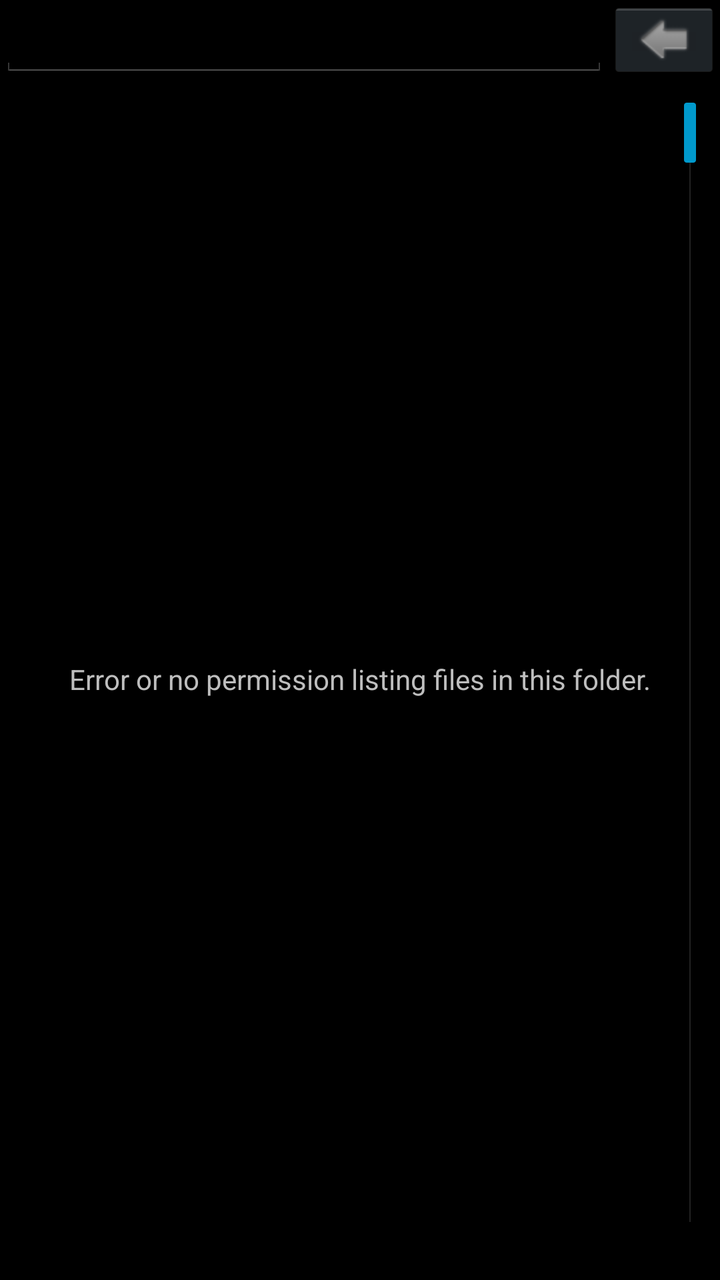
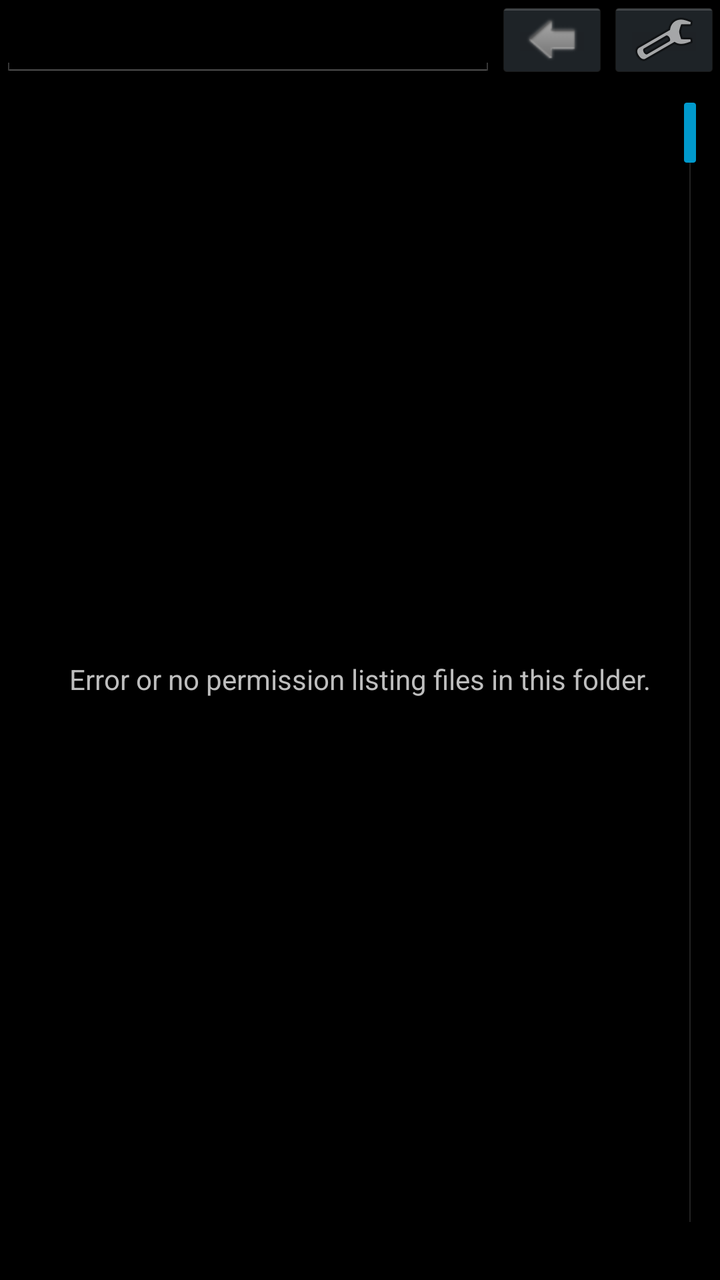

Two renders of the same Android screen: before a commit and after it. Below are the layout's source before the change and the commit's diff.
<!-- AndroidManifest.xml: application theme DarkTheme -->
<!-- res/layout/file_browser.xml -->
<?xml version="1.0" encoding="utf-8"?>
<LinearLayout android:orientation="vertical" android:layout_width="match_parent" android:layout_height="match_parent"
  xmlns:android="http://schemas.android.com/apk/res/android"
  android:fitsSystemWindows="true">
    <LinearLayout android:orientation="horizontal" android:layout_width="match_parent" android:layout_height="wrap_content">
        <EditText android:id="@id/path" android:layout_width="match_parent" android:layout_height="wrap_content" android:singleLine="true" android:layout_weight="1.0" android:inputType="text" android:imeOptions="actionGo" />
        <ImageButton android:id="@id/parent_dir" android:layout_width="wrap_content" android:layout_height="match_parent" android:src="@drawable/ic_btn_up_dir" android:layout_weight="0.0" />
    </LinearLayout>
    <FrameLayout android:layout_width="match_parent" android:layout_height="0.0dp" android:layout_weight="1.0">
        <ListView android:id="@android:id/list" android:layout_width="match_parent" android:layout_height="match_parent" android:textFilterEnabled="true" android:fastScrollEnabled="true" />
        <TextView android:gravity="center" android:id="@android:id/empty" android:layout_width="match_parent" android:layout_height="match_parent" android:text="@string/error_listing_files" />
    </FrameLayout>
</LinearLayout>
<!-- resources referenced by this layout -->
<resources>
  <!-- drawable ic_btn_up_dir: png bitmap (drawable-hdpi-v4, 1070 bytes) -->
  <string name="error_listing_files">Error or no permission listing files in this folder.</string>
  <style name="DarkTheme" parent="@android:style/Theme.DeviceDefault.Light.DarkActionBar">
          <item name="android:windowBackground">#ff000000</item>
          <item name="android:statusBarColor">#ff000000</item>
          <item name="android:windowDrawsSystemBarBackgrounds">true</item>
          <item name="android:windowFullscreen">true</item>
      </style>
</resources>

<!-- the commit's change to res/layout/file_browser.xml (unified diff, before → after) -->
@@ -5,6 +5,7 @@
     <LinearLayout android:orientation="horizontal" android:layout_width="match_parent" android:layout_height="wrap_content">
         <EditText android:id="@id/path" android:layout_width="match_parent" android:layout_height="wrap_content" android:singleLine="true" android:layout_weight="1.0" android:inputType="text" android:imeOptions="actionGo" />
         <ImageButton android:id="@id/parent_dir" android:layout_width="wrap_content" android:layout_height="match_parent" android:src="@drawable/ic_btn_up_dir" android:layout_weight="0.0" />
+        <ImageButton android:id="@id/menu_settings" android:layout_width="wrap_content" android:layout_height="match_parent" android:src="@android:drawable/ic_menu_preferences" android:layout_weight="0.0" />
     </LinearLayout>
     <FrameLayout android:layout_width="match_parent" android:layout_height="0.0dp" android:layout_weight="1.0">
         <ListView android:id="@android:id/list" android:layout_width="match_parent" android:layout_height="match_parent" android:textFilterEnabled="true" android:fastScrollEnabled="true" />
